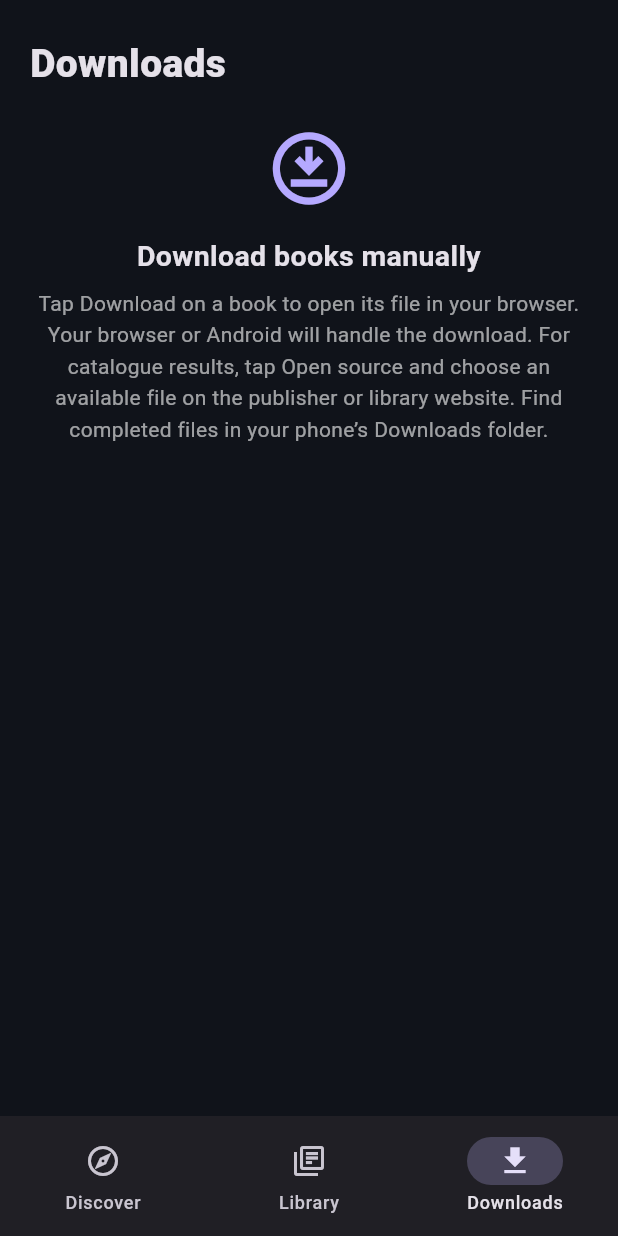
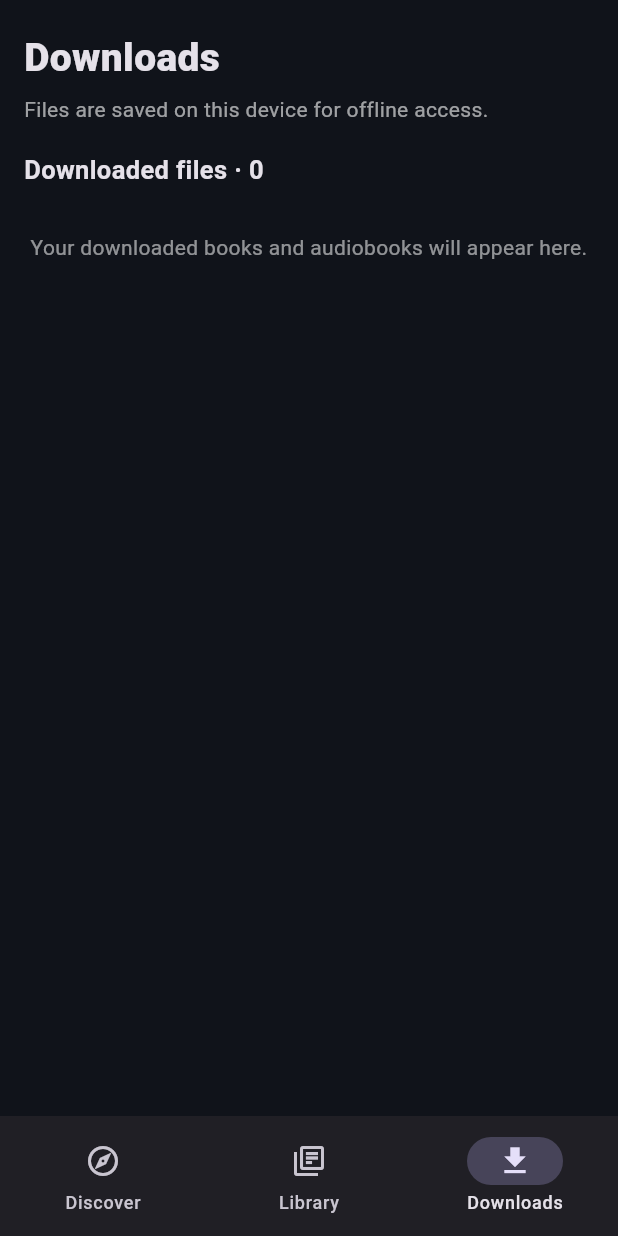
Before and after one commit to Senior-Toasty/books-to-read, a Flutter app: the screen it shows after launch, item 3 of the bottom bar chosen, on a phone screen of 412 x 824 dp. Run offline on Flutter 3.47's test engine with Material 3 defaults, Android fonts, the phone set to English and light mode, and no system bars; our stand-ins replace open_filex, shared_preferences; missing offline and left inert: epub_view, pdfx.

Commit message:
Show offline downloads in Library and download files in-app

```diff
--- a/app/lib/main.dart
+++ b/app/lib/main.dart
@@ -4,6 +4,9 @@ import 'package:bookhunter/changelog_page.dart';
 import 'package:bookhunter/search/book_result.dart';
 import 'package:bookhunter/search/search_service.dart';
 import 'package:bookhunter/library/library_store.dart';
+import 'package:bookhunter/downloads/download_store.dart';
+import 'package:bookhunter/reader/book_reader_page.dart';
+import 'package:open_filex/open_filex.dart';
 import 'package:url_launcher/url_launcher.dart';
 
 void main() => runApp(const ReadiculousApp());
@@ -54,6 +57,7 @@ class _HomeScreenState extends State<HomeScreen> {
   void initState() {
     super.initState();
     LibraryStore.load();
+    DownloadStore.load();
   }
 
   @override
@@ -96,40 +100,120 @@ class _HomeScreenState extends State<HomeScreen> {
 
 
   Widget _downloadsPage() {
+    return AnimatedBuilder(
+      animation: Listenable.merge([DownloadStore.items, DownloadStore.queue]),
+      builder: (context, _) {
+        final files = DownloadStore.items.value;
+        final tasks = DownloadStore.queue.value;
         return ListView(
-      padding: const EdgeInsets.fromLTRB(20, 24, 20, 28),
-      children: const [
-        Text('Downloads', style: TextStyle(fontSize: 26, fontWeight: FontWeight.w800)),
-        SizedBox(height: 22),
-        Center(child: Icon(Icons.download_for_offline_outlined, size: 58, color: Color(0xFFB5A9FF))),
-        SizedBox(height: 16),
-        Text('Download books manually', textAlign: TextAlign.center, style: TextStyle(fontSize: 19, fontWeight: FontWeight.w700)),
-        SizedBox(height: 8),
-        Text(
-          'Tap Download on a book to open its file in your browser. Your browser or Android will handle the download. For catalogue results, tap Open source and choose an available file on the publisher or library website. Find completed files in your phone’s Downloads folder.',
-          textAlign: TextAlign.center,
-          style: TextStyle(color: Colors.white60, height: 1.5),
+          padding: const EdgeInsets.fromLTRB(16, 20, 16, 28),
+          children: [
+            const Text('Downloads', style: TextStyle(fontSize: 26, fontWeight: FontWeight.w800)),
+            const SizedBox(height: 6),
+            const Text('Files are saved on this device for offline access.', style: TextStyle(color: Colors.white60)),
+            if (tasks.isNotEmpty) ...[
+              const SizedBox(height: 20),
+              const Text('Download queue', style: TextStyle(fontSize: 17, fontWeight: FontWeight.w700)),
+              for (final task in tasks)
+                Card(
+                  color: const Color(0xFF191E28),
+                  child: Padding(
+                    padding: const EdgeInsets.all(12),
+                    child: Column(crossAxisAlignment: CrossAxisAlignment.start, children: [
+                      Text(task.title, style: const TextStyle(fontWeight: FontWeight.w600)),
+                      const SizedBox(height: 6),
+                      Text(task.status == DownloadStatus.failed ? 'Failed: ${task.error ?? 'Unknown error'}' : task.status.name, style: const TextStyle(color: Colors.white60, fontSize: 12)),
+                      if (task.status == DownloadStatus.downloading) ...[
+                        const SizedBox(height: 8),
+                        LinearProgressIndicator(value: task.total > 0 ? task.progress : null),
+                        Text(task.total > 0 ? '${(task.progress * 100).toStringAsFixed(0)}%' : 'Downloading…', style: const TextStyle(fontSize: 11, color: Colors.white54)),
+                      ],
+                      Row(mainAxisAlignment: MainAxisAlignment.end, children: [
+                        if (task.status == DownloadStatus.failed)
+                          TextButton(onPressed: () => DownloadStore.retry(task.id), child: const Text('Retry')),
+                        TextButton(onPressed: () => DownloadStore.removeTask(task.id), child: const Text('Remove')),
+                      ]),
+                    ]),
+                  ),
+                ),
+            ],
+            const SizedBox(height: 18),
+            Text('Downloaded files · ${files.length}', style: const TextStyle(fontSize: 17, fontWeight: FontWeight.w700)),
+            if (files.isEmpty)
+              const Padding(
+                padding: EdgeInsets.symmetric(vertical: 30),
+                child: Center(child: Text('Your downloaded books and audiobooks will appear here.', textAlign: TextAlign.center, style: TextStyle(color: Colors.white54))),
+              ),
+            for (final file in files)
+              Card(
+                color: const Color(0xFF191E28),
+                child: ListTile(
+                  leading: Icon(file.isAudio ? Icons.headphones : Icons.menu_book, color: const Color(0xFFB5A9FF)),
+                  title: Text(file.title, maxLines: 2, overflow: TextOverflow.ellipsis),
+                  subtitle: Text('${file.source} · ${(file.bytes / (1024 * 1024)).toStringAsFixed(1)} MB'),
+                  onTap: () => _openDownloaded(file),
+                  trailing: IconButton(
+                    tooltip: 'Delete download',
+                    icon: const Icon(Icons.delete_outline),
+                    onPressed: () => DownloadStore.remove(file),
+                  ),
+                ),
               ),
           ],
         );
+      },
+    );
+  }
+
+  Future<void> _openDownloaded(DownloadedBook book) async {
+    final extension = book.extension;
+    if (const {'epub', 'pdf', 'txt'}.contains(extension)) {
+      await Navigator.of(context).push(MaterialPageRoute(
+        builder: (_) => BookReaderPage(path: book.path, title: book.title),
+      ));
+    } else {
+      await OpenFilex.open(book.path);
+    }
   }
 
   Widget _libraryPage() {
     return AnimatedBuilder(
-      animation: LibraryStore.items,
+      animation: Listenable.merge([LibraryStore.items, DownloadStore.items]),
       builder: (context, _) {
         final books = LibraryStore.items.value;
-        if (books.isEmpty) {
+        final downloads = DownloadStore.items.value;
+        if (books.isEmpty && downloads.isEmpty) {
           return _placeholderPage(Icons.library_books_rounded, 'Your library',
-              'Save books from search results and they will stay here on this device.');
+              'Save a title or download a book. Downloaded files stay here on this device.');
         }
         return ListView(
           padding: const EdgeInsets.fromLTRB(16, 20, 16, 24),
           children: [
             const Text('Your library', style: TextStyle(fontSize: 26, fontWeight: FontWeight.w800)),
             const SizedBox(height: 5),
-            Text('${books.length} saved items', style: const TextStyle(color: Colors.white60)),
-            const SizedBox(height: 14),
+            Text('${books.length + downloads.length} items · ${downloads.length} downloaded', style: const TextStyle(color: Colors.white60)),
+            if (downloads.isNotEmpty) ...[
+              const SizedBox(height: 18),
+              const Text('Available offline', style: TextStyle(fontSize: 17, fontWeight: FontWeight.w700)),
+              for (final file in downloads)
+                Card(
+                  color: const Color(0xFF191E28),
+                  child: ListTile(
+                    leading: Icon(file.isAudio ? Icons.headphones : Icons.menu_book, color: const Color(0xFFB5A9FF)),
+                    title: Text(file.title, maxLines: 2, overflow: TextOverflow.ellipsis),
+                    subtitle: Text('${file.source} · Downloaded'),
+                    onTap: () => _openDownloaded(file),
+                    trailing: IconButton(
+                      tooltip: 'Delete download',
+                      icon: const Icon(Icons.delete_outline),
+                      onPressed: () => DownloadStore.remove(file),
+                    ),
+                  ),
+                ),
+            ],
+            if (books.isNotEmpty) ...[
+              const SizedBox(height: 18),
+              const Text('Saved titles', style: TextStyle(fontSize: 17, fontWeight: FontWeight.w700)),
               for (final book in books)
                 Card(
                   color: const Color(0xFF191E28),
@@ -149,6 +233,7 @@ class _HomeScreenState extends State<HomeScreen> {
                   ),
                 ),
             ],
+          ],
         );
       },
     );
@@ -161,7 +246,7 @@ class _HomeScreenState extends State<HomeScreen> {
         Column(
           crossAxisAlignment: CrossAxisAlignment.start,
           children: [
-            Image.asset('assets/readiculous_icon.jpg', width: 88, height: 88, fit: BoxFit.contain),
+            Image.asset('assets/readiculous_icon.png', width: 104, height: 104, fit: BoxFit.contain, errorBuilder: (_, __, ___) => const Icon(Icons.auto_stories_rounded, size: 72, color: Color(0xFFB5A9FF))),
             const SizedBox(height: 10),
             const Text('READICULOUS', style: TextStyle(letterSpacing: 2, fontSize: 11, fontWeight: FontWeight.w700, color: Color(0xFFB5A9FF))),
             const Text('Find your next obsession', style: TextStyle(fontSize: 19, fontWeight: FontWeight.w700)),
@@ -435,23 +520,27 @@ class _SearchResultsPageState extends State<SearchResultsPage> {
             if (item.accessLabel != null && item.accessLabel!.isNotEmpty) Padding(padding: const EdgeInsets.only(top: 6), child: Text(item.accessLabel!, style: const TextStyle(fontSize: 11, color: Colors.white54))),
             if (item.description != null && item.description!.isNotEmpty) Padding(padding: const EdgeInsets.only(top: 7), child: Text(item.description!, maxLines: 2, overflow: TextOverflow.ellipsis, style: const TextStyle(fontSize: 12, color: Colors.white54))),
             Row(mainAxisAlignment: MainAxisAlignment.end, children: [
+              if (item.downloadUrl != null && item.format != BookFormat.catalogue)
                 TextButton.icon(
                   onPressed: () async {
-                  final target = item.downloadUrl ?? item.url;
-                  final uri = Uri.tryParse(target);
-                  if (uri == null || !uri.hasScheme) {
+                    try {
+                      await DownloadStore.enqueue(item);
                       if (mounted) ScaffoldMessenger.of(context).showSnackBar(
-                      const SnackBar(content: Text('This source does not provide a usable download link.')),
+                        const SnackBar(content: Text('Download started. It will appear in your Library when complete.')),
                       );
-                    return;
+                    } catch (error) {
+                      if (mounted) ScaffoldMessenger.of(context).showSnackBar(
+                        SnackBar(content: Text('Could not download this item: $error')),
+                      );
                     }
-                  final opened = await launchUrl(uri, mode: LaunchMode.externalApplication);
-                  if (!opened && mounted) ScaffoldMessenger.of(context).showSnackBar(
-                    const SnackBar(content: Text('Could not open the book source.')),
-                  );
                   },
                   icon: const Icon(Icons.download_rounded, size: 18),
-                label: Text(item.downloadUrl != null ? 'Download' : 'Open source'),
+                  label: const Text('Download'),
+                )
+              else
+                const Padding(
+                  padding: EdgeInsets.symmetric(horizontal: 8),
+                  child: Text('No file', style: TextStyle(color: Colors.white38, fontSize: 12)),
                 ),
               IconButton(
                 tooltip: 'Save to library',
```
Lines whose indentation alone changed are shown as unchanged.
